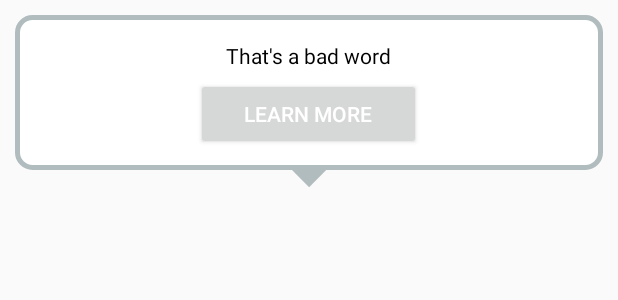
After one commit to arky02/Eicon_DoD, an Android app: the layout view_in_service.xml on its own in the app's theme, with its tools: preview values and no code run, on a phone screen of 412 x 824 dp. The commit adds this screen. Shown: the top 300 px of the screen. Run offline under Robolectric (Android 15) with nearby library versions, the phone set to English and light mode, and no system bars.

Commit message:
speech bubble_Service

```diff
--- /dev/null
+++ b/app/src/main/res/drawable/down_arrow_nor.xml
@@ -0,0 +1,18 @@
+<?xml version="1.0" encoding="utf-8"?>
+<layer-list xmlns:android="http://schemas.android.com/apk/res/android" >
+    <item>
+        <rotate
+            android:fromDegrees="45"
+            android:pivotX="-40%"
+            android:pivotY="87%"
+            android:toDegrees="45" >
+            <shape android:shape="rectangle" >
+                <stroke
+                    android:width="10dp"
+                    android:color="#00000000" />
+
+                <solid android:color="#B1BCBE" />
+            </shape>
+        </rotate>
+    </item>
+</layer-list>
--- /dev/null
+++ b/app/src/main/res/drawable/rounded.xml
@@ -0,0 +1,7 @@
+<?xml version="1.0" encoding="UTF-8"?>
+<shape xmlns:android="http://schemas.android.com/apk/res/android">
+    <solid android:color="#FFFFFF"/>
+    <stroke android:width="3dip" android:color="#B1BCBE" />
+    <corners android:radius="10dip"/>
+    <padding android:left="0dip" android:top="0dip" android:right="0dip" android:bottom="0dip" />
+</shape>
--- a/app/src/main/res/layout/keyboard_activation.xml
+++ b/app/src/main/res/layout/keyboard_activation.xml
@@ -164,7 +164,6 @@
     <!--android:fontFamily="@font/nanumsquarer"-->
 
     <EditText
-        android:id="@+id/editText"
         android:layout_width="wrap_content"
         android:layout_height="wrap_content"
         android:layout_marginBottom="8dp"
--- /dev/null
+++ b/app/src/main/res/layout/view_in_service.xml
@@ -0,0 +1,51 @@
+<?xml version="1.0" encoding="utf-8"?>
+
+<LinearLayout
+    xmlns:android="http://schemas.android.com/apk/res/android"
+    android:layout_width="match_parent"
+    android:layout_height="wrap_content"
+    android:layout_margin="10dip"
+    android:orientation="vertical">
+
+    <FrameLayout
+        android:layout_width="match_parent"
+        android:background="@drawable/rounded"
+        android:layout_height="match_parent">
+
+        <LinearLayout
+            android:layout_width="match_parent"
+            android:layout_height="match_parent"
+            android:orientation="vertical">
+
+            <TextView
+                android:id="@+id/textView"
+                android:layout_marginRight="22dp"
+                android:layout_marginLeft="22dp"
+                android:layout_width="wrap_content"
+                android:layout_height="wrap_content"
+                android:layout_marginTop="17dp"
+                android:textColor="#000000"
+                android:text="That's a bad word"
+
+                android:layout_gravity="center|top"/>
+
+            <Button
+                android:id="@+id/bt"
+                android:layout_width="150dp"
+                android:layout_height="wrap_content"
+                android:layout_marginTop="5dp"
+                android:layout_marginBottom="13dp"
+                android:layout_gravity="center|bottom"
+                android:text="Learn more"
+                android:textColor="#ffffff" />
+        </LinearLayout>
+    </FrameLayout>
+
+    <ImageView
+        android:layout_width="40dp"
+        android:layout_height="40dp"
+        android:layout_gravity="center"
+        android:src="@drawable/down_arrow_nor"
+        android:rotation="180"/>
+
+</LinearLayout>
--- a/build.gradle
+++ b/build.gradle
@@ -7,7 +7,7 @@ buildscript {
 
     }
     dependencies {
-        classpath 'com.android.tools.build:gradle:3.4.1'
+        classpath 'com.android.tools.build:gradle:3.4.2'
 
         // NOTE: Do not place your application dependencies here; they belong
         // in the individual module build.gradle files
```
Also changed, not shown: app/build.gradle (+6 -6 lines), app/src/main/AndroidManifest.xml (+18 -10 lines), app/src/main/java/com/example/eicon_dod/MyService.java (added, +81 -0 lines), app/src/main/java/com/example/eicon_dod/Service_checkpermission.java (added, +90 -0 lines), app/src/main/res/layout/activity_service_checkpermission.xml (added, +23 -0 lines).
